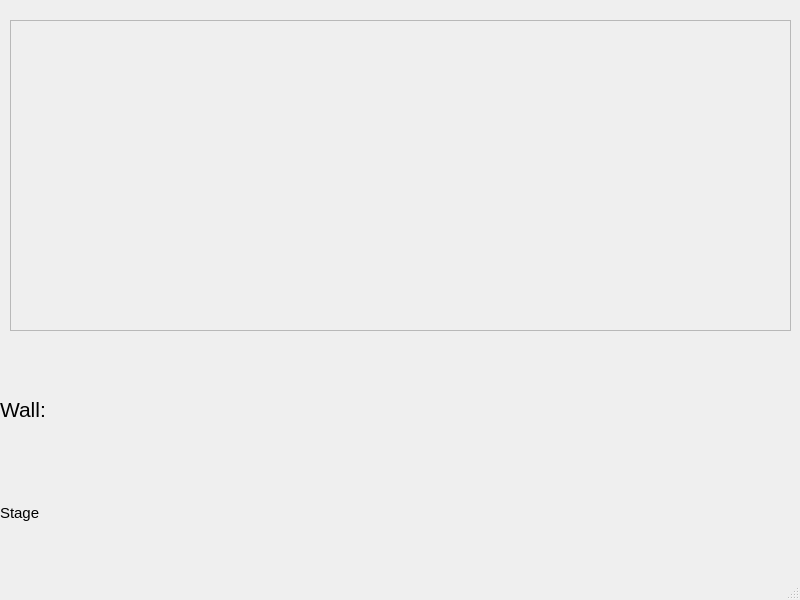
Above: Greyform-linux-ros1/Python_Application/UI_Design/mainframe.ui from mokzhizhuan/GreyForm_UIs before the change. Below: the same form after it.
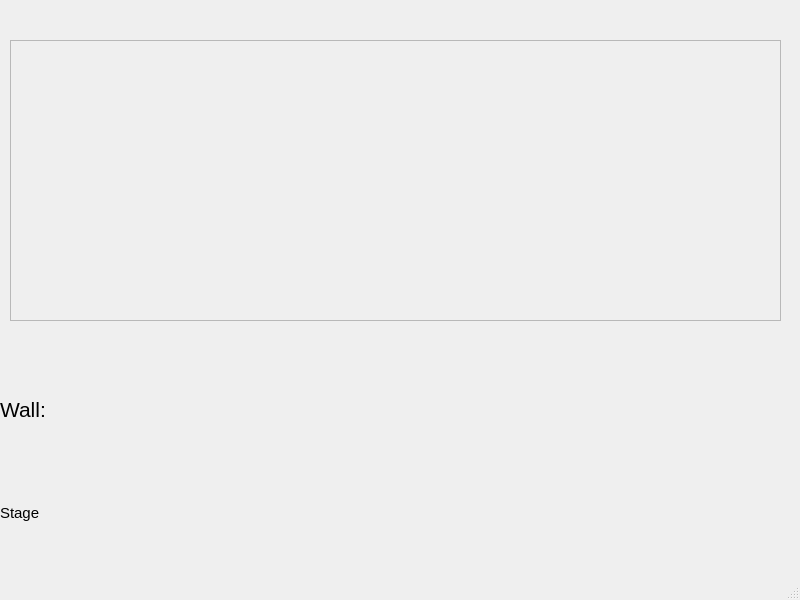
That is the form after the change. The open tabs and pages were chosen to show the change.

```diff
--- a/Greyform-linux-ros1/Python_Application/UI_Design/mainframe.ui
+++ b/Greyform-linux-ros1/Python_Application/UI_Design/mainframe.ui
@@ -377,12 +377,12 @@
       <property name="geometry">
        <rect>
         <x>10</x>
-        <y>20</y>
-        <width>781</width>
-        <height>311</height>
+        <y>40</y>
+        <width>771</width>
+        <height>281</height>
        </rect>
       </property>
-      <layout class="QHBoxLayout" name="horizontalLayout_15" stretch="0">
+      <layout class="QVBoxLayout" name="verticalLayoutframe">
        <item>
         <widget class="QFrame" name="vtkframe">
          <property name="sizePolicy">
```
Left out of the diff: 2 changed lines with no effect on the pictures.
